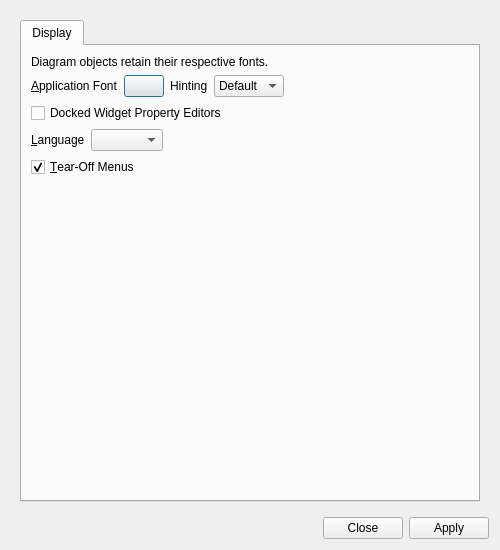
Qt form UI/glitch-preferences.ui (textbrowser/glitch) before a commit.
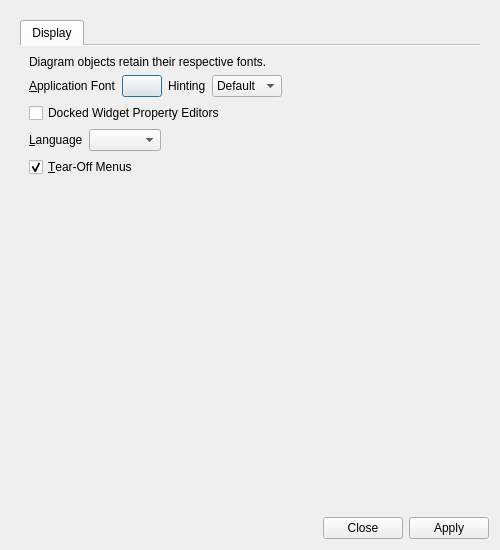
The same form after that commit. Icons and pictures are not drawn.

Commit message: Document mode.

```diff
--- a/UI/glitch-preferences.ui
+++ b/UI/glitch-preferences.ui
@@ -41,6 +41,9 @@
          <property name="currentIndex">
           <number>0</number>
          </property>
+         <property name="documentMode">
+          <bool>true</bool>
+         </property>
          <widget class="QWidget" name="page_1">
           <attribute name="title">
            <string>Display</string>
```
The commit also changes 1 other file.
